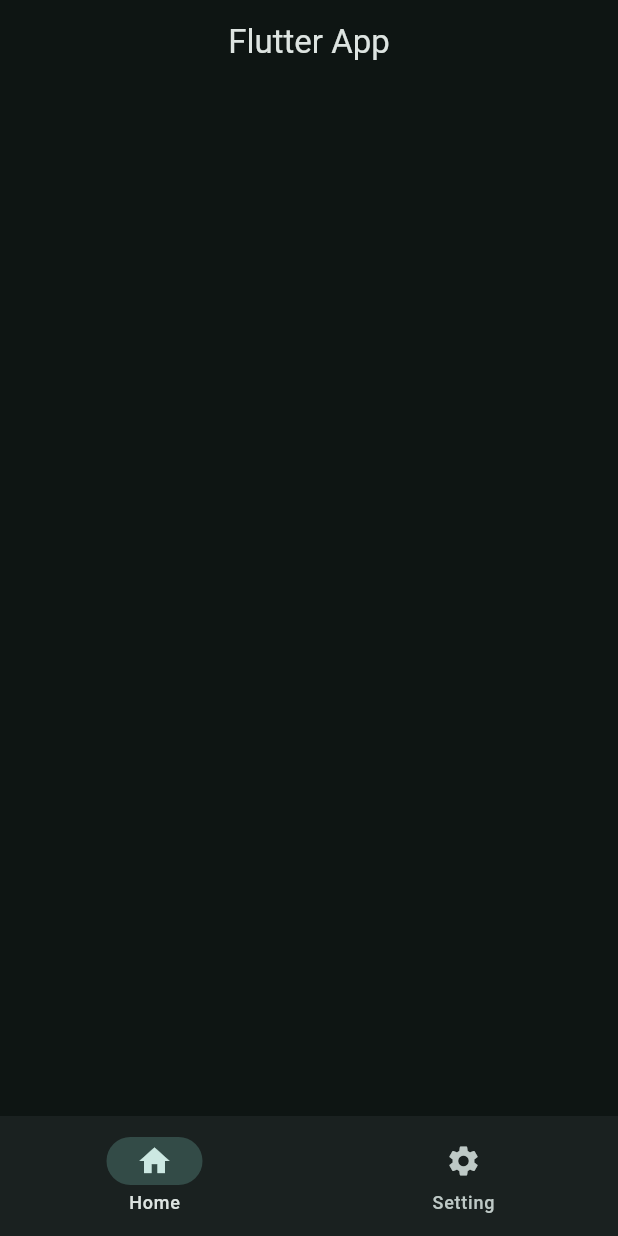
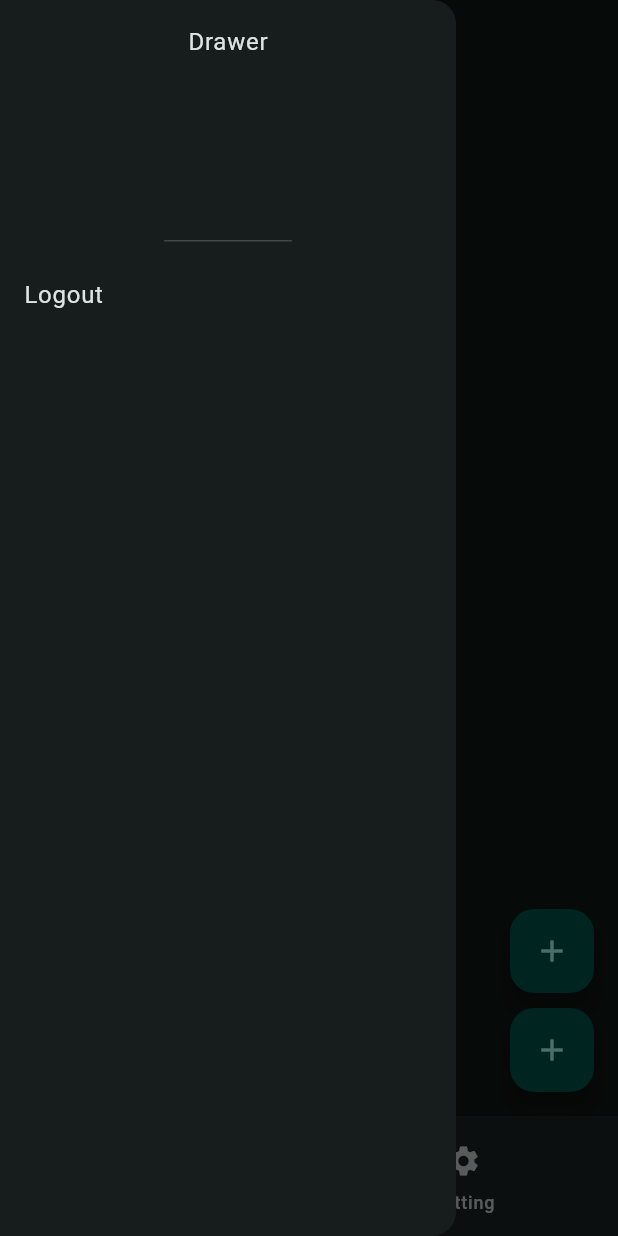
Before and after one commit to NgocNguyen1103/Flutter_basic, a Flutter app: the screen it shows after launch, with the side drawer open (before the commit the screen has no drawer), on a phone screen of 412 x 824 dp. Run offline on Flutter 3.47's test engine with Material 3 defaults, Android fonts, the phone set to English and light mode, and no system bars.

Commit message:
Floating btn and Drawer

```diff
--- a/lib/main.dart
+++ b/lib/main.dart
@@ -18,6 +18,25 @@ class MyApp extends StatelessWidget {
       debugShowCheckedModeBanner: false,
       home: Scaffold(
         appBar: AppBar(title: Text("Flutter App"), centerTitle: true),
+        drawer: Drawer(
+          child: Column(
+            children: [
+              DrawerHeader(child: Text("Drawer")),
+              ListTile(title: Text("Logout")),
+
+            ],
+          )
+
+
+        ),
+        floatingActionButton: Column(
+          mainAxisSize: MainAxisSize.min,
+          children: [
+            FloatingActionButton(onPressed: () {}, child: Icon(Icons.add)),
+            SizedBox(height: 10.0),
+            FloatingActionButton(onPressed: () {}, child: Icon(Icons.add)),
+          ],
+        ),
         bottomNavigationBar: NavigationBar(
           destinations: [
             NavigationDestination(icon: Icon(Icons.home), label: "Home"),
```
